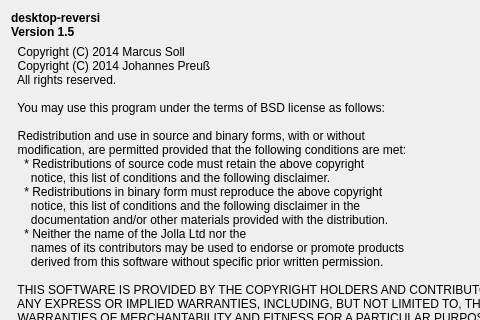
This is src/ui/about.ui in Top-Ranger/desktop-reversi as Qt 5 draws it before an edit; both pictures show x 0 to 480 and y 0 to 320 of the 601 by 488 pixel window. The edited form follows.
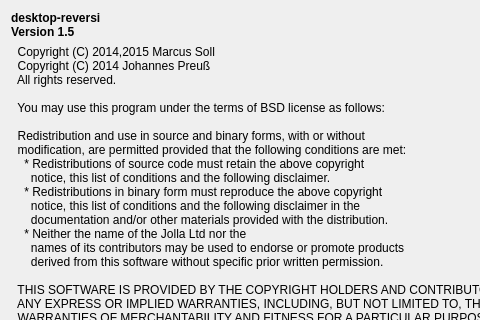
This is the edited form. Icons and pictures are not drawn.

Commit message: Updated license information

Diff of the .ui file:
```diff
--- a/src/ui/about.ui
+++ b/src/ui/about.ui
@@ -41,7 +41,7 @@
    <item>
     <widget class="QLabel" name="label">
      <property name="text">
-      <string>  Copyright (C) 2014 Marcus Soll
+      <string>  Copyright (C) 2014,2015 Marcus Soll
   Copyright (C) 2014 Johannes Preuß
   All rights reserved.
 
```
The commit also changes 1 other file.
